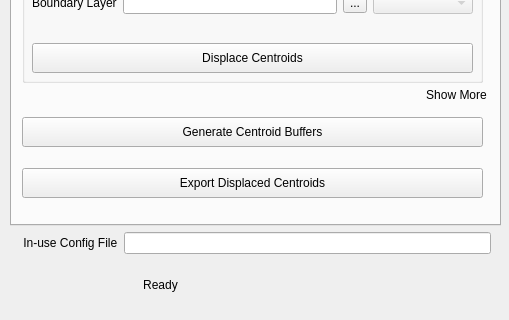
The window that plugin/mgp_mainwindow.ui (unicef-drp/mics-geocoding) describes before a commit, drawn with Qt 5; both pictures show x 0 to 509 and y 330 to 650 of the 509 by 650 pixel window.
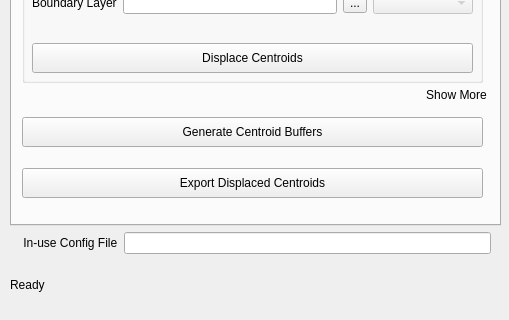
The same window after the commit. Icons and pictures are not drawn.

Commit message: feat (ui): add message display mecanism

```diff
--- a/plugin/mgp_mainwindow.ui
+++ b/plugin/mgp_mainwindow.ui
@@ -994,7 +994,10 @@
          <enum>Qt::AutoText</enum>
         </property>
         <property name="alignment">
-         <set>Qt::AlignCenter</set>
+         <set>Qt::AlignLeading|Qt::AlignLeft|Qt::AlignVCenter</set>
+        </property>
+        <property name="wordWrap">
+         <bool>true</bool>
         </property>
        </widget>
       </widget>
```
The commit also changes 7 other files.
